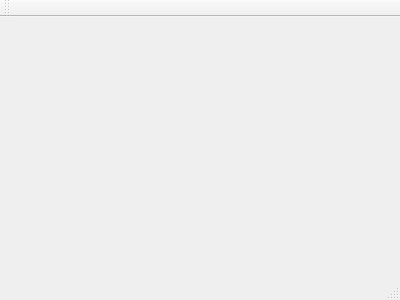
Qt form Martin/C++/QT/Naversatz/Naversatz/mainwindow.ui (littlebrother12321/ScudRun) before a commit.
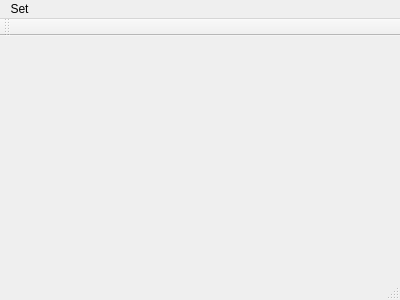
The same form after that commit.

Diff of the .ui file:
```diff
--- a/Martin/C++/QT/Naversatz/Naversatz/mainwindow.ui
+++ b/Martin/C++/QT/Naversatz/Naversatz/mainwindow.ui
@@ -12,13 +12,40 @@
   <property name="windowTitle" >
    <string>MainWindow</string>
   </property>
-  <widget class="QMenuBar" name="menuBar" />
-  <widget class="QToolBar" name="mainToolBar" />
-  <widget class="QWidget" name="centralWidget" />
-  <widget class="QStatusBar" name="statusBar" />
+  <widget class="QWidget" name="centralWidget"/>
+  <widget class="QMenuBar" name="menuBar">
+   <property name="geometry">
+    <rect>
+     <x>0</x>
+     <y>0</y>
+     <width>400</width>
+     <height>19</height>
+    </rect>
+   </property>
+   <widget class="QMenu" name="menuSet">
+    <property name="title">
+     <string>Set</string>
+    </property>
+    <addaction name="actionUDP_Target"/>
+   </widget>
+   <addaction name="menuSet"/>
+  </widget>
+  <widget class="QToolBar" name="mainToolBar">
+   <attribute name="toolBarArea">
+    <enum>TopToolBarArea</enum>
+   </attribute>
+   <attribute name="toolBarBreak">
+    <bool>false</bool>
+   </attribute>
+  </widget>
+  <widget class="QStatusBar" name="statusBar"/>
+  <action name="actionUDP_Target">
+   <property name="text">
+    <string>UDP Target</string>
+   </property>
+  </action>
  </widget>
- <layoutDefault spacing="6" margin="11" />
- <pixmapfunction></pixmapfunction>
+ <layoutdefault spacing="6" margin="11"/>
  <resources/>
  <connections/>
 </ui>
```
Left out of the diff: 7 changed lines with no effect on the pictures.
